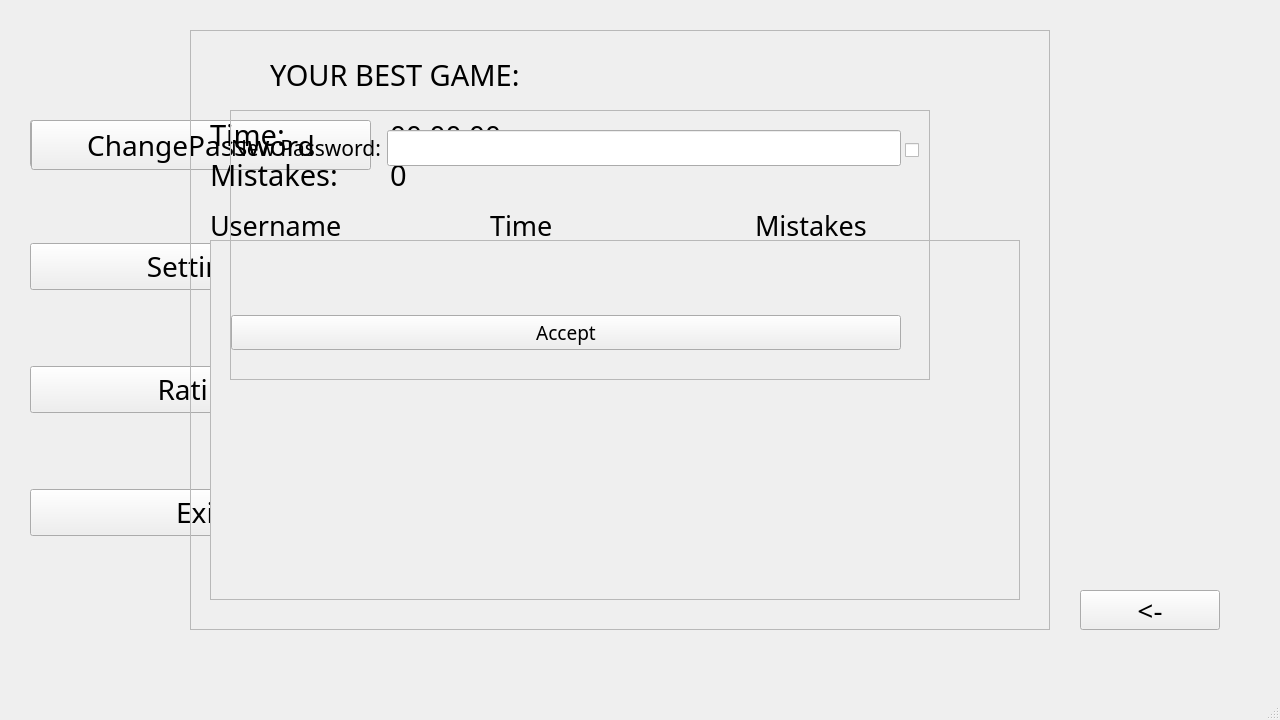
First picture: the form in MemoryTrainingPY/resources/ui/mainMenu.ui, repository ElliotMoran/MemoryTrainingPY, before the edit.
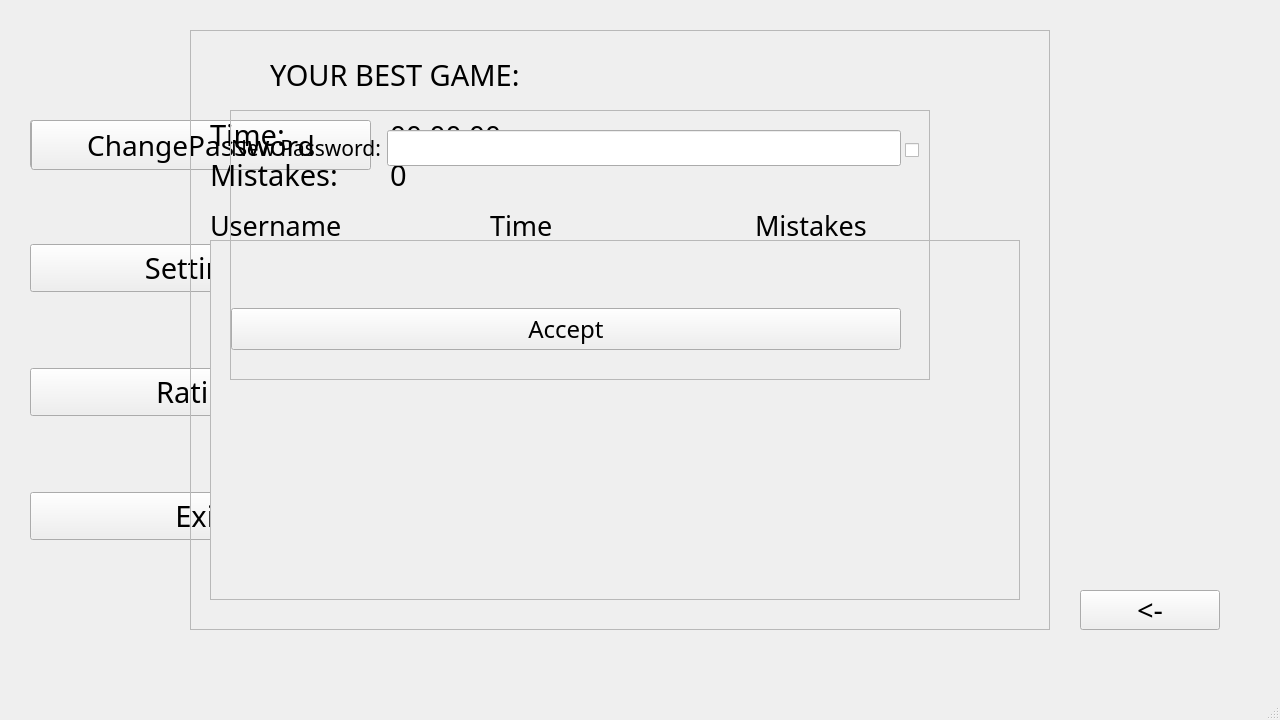
Second picture: the form after the edit.

```diff
--- a/MemoryTrainingPY/resources/ui/mainMenu.ui
+++ b/MemoryTrainingPY/resources/ui/mainMenu.ui
@@ -35,7 +35,7 @@
        <property name="font">
         <font>
          <family>MV Boli</family>
-         <pointsize>21</pointsize>
+         <pointsize>22</pointsize>
         </font>
        </property>
        <property name="text">
@@ -48,7 +48,7 @@
        <property name="font">
         <font>
          <family>MV Boli</family>
-         <pointsize>21</pointsize>
+         <pointsize>22</pointsize>
         </font>
        </property>
        <property name="text">
@@ -61,7 +61,7 @@
        <property name="font">
         <font>
          <family>MV Boli</family>
-         <pointsize>21</pointsize>
+         <pointsize>22</pointsize>
         </font>
        </property>
        <property name="text">
@@ -74,7 +74,7 @@
        <property name="font">
         <font>
          <family>MV Boli</family>
-         <pointsize>21</pointsize>
+         <pointsize>22</pointsize>
         </font>
        </property>
        <property name="text">
@@ -115,7 +115,7 @@
     <property name="font">
      <font>
       <family>MV Boli</family>
-      <pointsize>21</pointsize>
+      <pointsize>22</pointsize>
      </font>
     </property>
     <property name="text">
@@ -392,7 +392,7 @@
         <property name="font">
          <font>
           <family>MV Boli</family>
-          <pointsize>14</pointsize>
+          <pointsize>18</pointsize>
          </font>
         </property>
         <property name="text">
```
Left out of the diff: 2 changed lines with no effect on the pictures.
